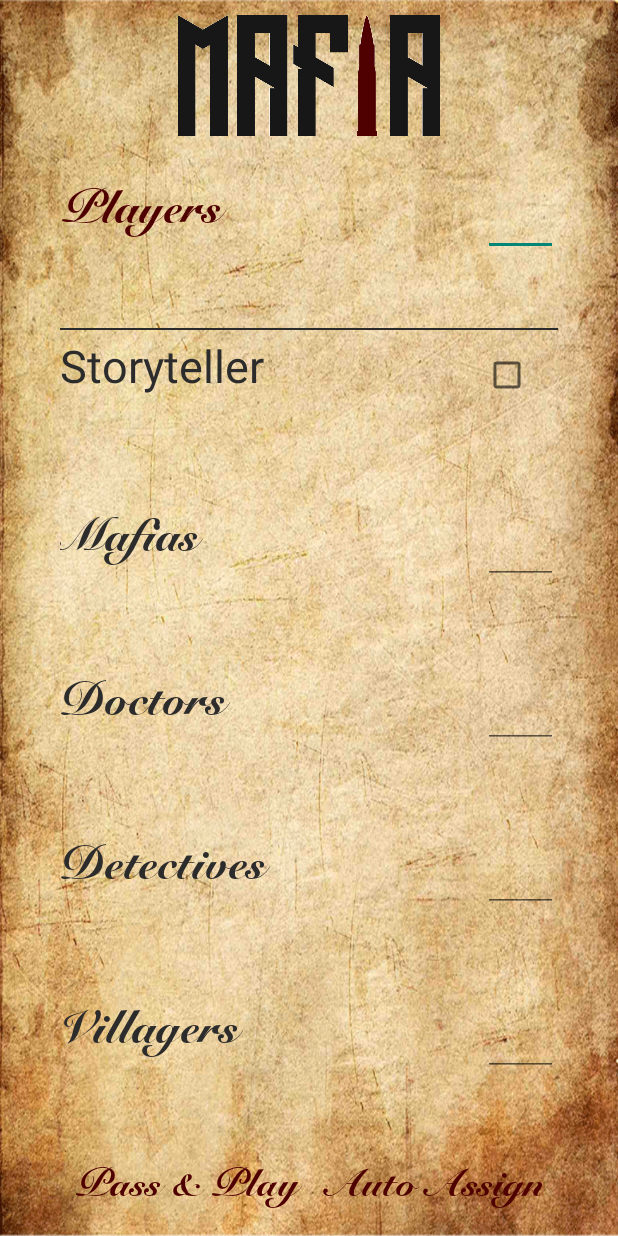
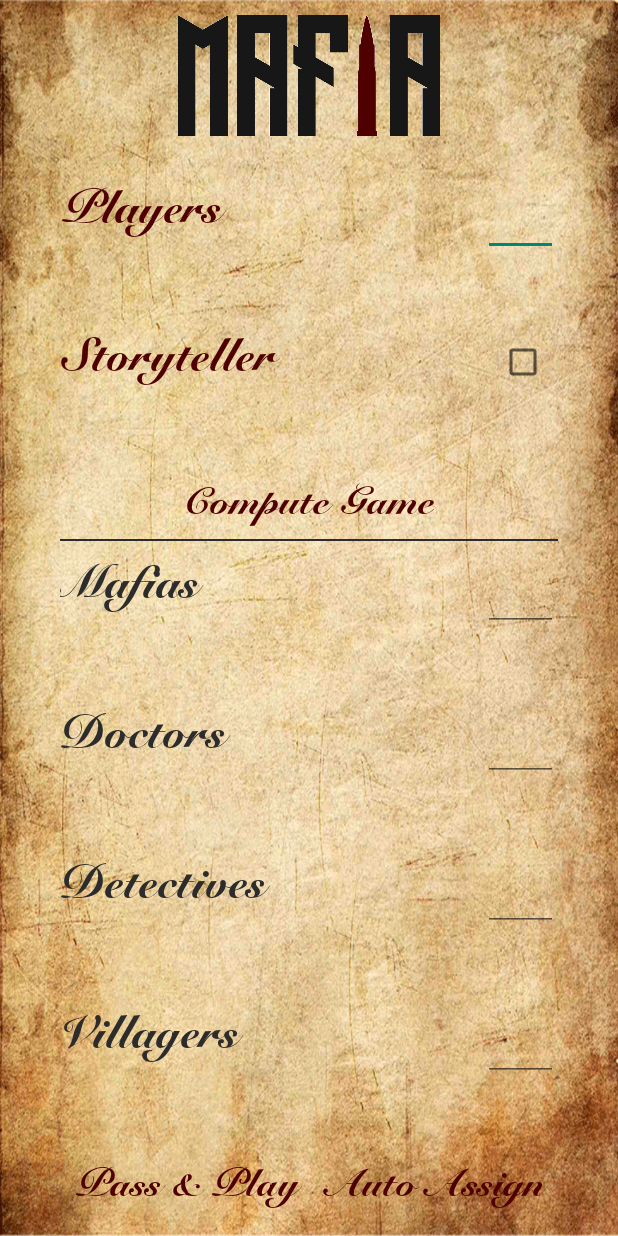
Before and after one commit to tirthrami/Mafia, an Android app: the MainActivity screen opened directly, with no data from a screen before it, on a phone screen of 412 x 824 dp. Run offline under Robolectric (Android 15) with nearby library versions, the phone set to English and light mode, and no system bars; our stand-ins replace AdMob.

Commit message:
Added Functionality for Storyteller, Text Message Feature still pending.

```diff
--- a/app/build.gradle
+++ b/app/build.gradle
@@ -2,7 +2,7 @@ apply plugin: 'com.android.application'
 
 android {
     compileSdkVersion 23
-    buildToolsVersion "23.0.2"
+    buildToolsVersion '25.0.0'
 
     defaultConfig {
         applicationId "tirththeartist.mafia"
--- a/app/src/main/res/layout/activity_main.xml
+++ b/app/src/main/res/layout/activity_main.xml
@@ -59,12 +59,6 @@
                     android:textSize="25sp" />
             </LinearLayout>
 
-            <LinearLayout
-                android:orientation="horizontal"
-                android:layout_width="fill_parent"
-                android:layout_height="1dp"
-                android:background="@drawable/divider"></LinearLayout>
-
         </LinearLayout>
 
         <LinearLayout
@@ -74,21 +68,38 @@
             android:layout_weight="1">
 
             <TextView
+                android:id="@+id/storyteller"
                 android:layout_width="wrap_content"
                 android:layout_height="wrap_content"
+                android:layout_weight="2"
+                android:gravity="left"
                 android:text="Storyteller"
-                android:gravity="left"
-                android:textSize="30dp"
-                android:layout_weight="2"
-                android:textColor="#2c2c2c" />
+                android:textColor="#4f0000"
+                android:textSize="30dp" />
 
             <CheckBox
+                android:id="@+id/id_storyteller"
                 android:layout_width="50dp"
                 android:layout_height="60dp"
-                android:id="@+id/id_storyteller"
+                android:layout_weight="-0.15"
                 android:gravity="center"
                 android:padding="8dp" />
         </LinearLayout>
+        <Button
+            android:layout_width="wrap_content"
+            android:layout_height="wrap_content"
+            android:text="Compute Game"
+            android:id="@+id/computeGame"
+            android:layout_gravity="center"
+            android:background="@android:color/transparent"
+            android:textSize="25sp"
+            android:textAllCaps="false"
+            android:textColor="#4f0000" />
+        <LinearLayout
+            android:layout_width="match_parent"
+            android:layout_height="1dp"
+            android:background="@drawable/divider"
+            android:orientation="horizontal"></LinearLayout>
 
         <LinearLayout
             android:orientation="horizontal"
@@ -201,7 +212,8 @@
 <LinearLayout
     android:layout_width="match_parent"
     android:layout_height="wrap_content"
-    android:orientation="horizontal">
+    android:orientation="horizontal"
+    android:layout_marginTop="5dp">
         <Button
             android:layout_width="wrap_content"
             android:layout_height="wrap_content"
--- a/build.gradle
+++ b/build.gradle
@@ -5,7 +5,7 @@ buildscript {
         jcenter()
     }
     dependencies {
-        classpath 'com.android.tools.build:gradle:2.2.2'
+        classpath 'com.android.tools.build:gradle:2.3.2'
 
         // NOTE: Do not place your application dependencies here; they belong
         // in the individual module build.gradle files
```
Also changed, not shown: app/src/main/java/tirththeartist/mafia/MainActivity.java (+51 -23 lines), app/src/main/java/tirththeartist/mafia/PlayerAssign.java (+37 -20 lines), gradle/wrapper/gradle-wrapper.properties, 1 other file.
